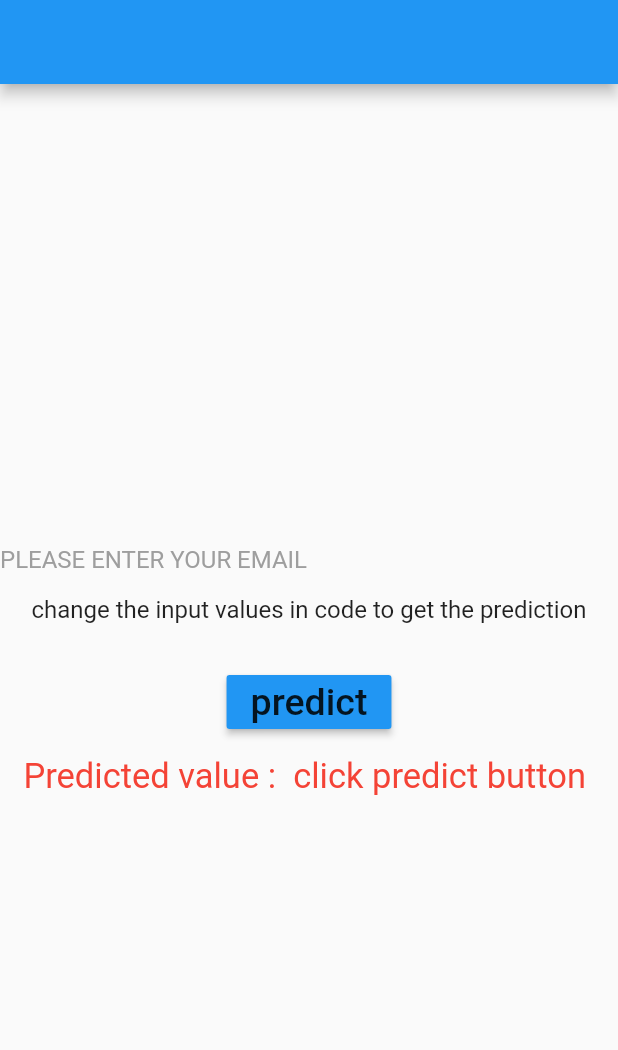
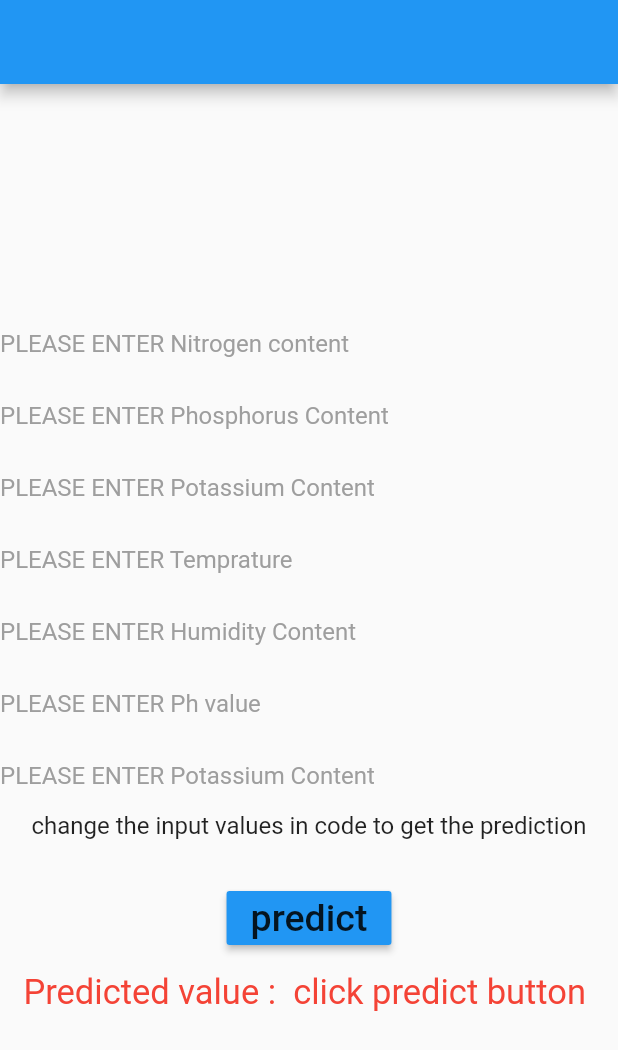
Before and after one commit to abhijitgawai/CropNFertilizer_Prediction_Farmers_Guide_Module_AndroidApp, a Flutter app: the screen it shows after launch, on a phone screen of 412 x 824 dp. Shown: the top 1050 px of the screen. Run offline on Flutter 3.47's test engine with Material 2 defaults, Android fonts, the phone set to English and light mode, and no system bars; missing offline and left inert: tflite_flutter.

Commit message:
Prediction Sucessfully Completed. Values accepted in Float. Values fetching from api remaining

```diff
--- a/Flutter_predictionApp/lib/predModel.dart
+++ b/Flutter_predictionApp/lib/predModel.dart
@@ -17,17 +17,40 @@ class _PredModelState extends State<PredModel> {
     predValue = "click predict button";
   }
   final N_Controller = TextEditingController();
+  final P_Controller = TextEditingController();
+  final K_Controller = TextEditingController();
+  final Temp_Controller = TextEditingController();              //del
+  final Humidity_Controller = TextEditingController();          //del
+  final Ph_Controller = TextEditingController();
+  final Rain_Controller = TextEditingController();              //del
 
   Future<void> predData(  ) async { //String strr
     final interpreter = await Interpreter.fromAsset('ml_model.tflite');
-    var input = [
-      [90.0,42.0,43.0,20.0,82.0,6.0,202.0]
-    ];
+    //var input = [ [90.0,42.0,43.0,20.0,82.0,6.0,202.0] ];
+    var N_ = double.parse(N_Controller.text);
+    var P_ = double.parse(P_Controller.text);
+    var K_ = double.parse(K_Controller.text);
+    var Temp_ = double.parse(Temp_Controller.text);
+    var Humidity_ = double.parse(Humidity_Controller.text);
+    var Ph_ = double.parse(Ph_Controller.text);
+    var Rain_ = double.parse(Rain_Controller.text);
 
+
+    //var input = [ [ N_Controller.text, P_Controller.text, K_Controller.text, Temp_Controller.text, Humidity_Controller.text, Ph_Controller.text, Rain_Controller.text       ]  ];
+    //var input =[[  onePointOne,onePointOne,onePointOne,onePointOne,onePointOne,onePointOne,onePointOne  ]];
     //print(strr);
+    var input = [[ N_, P_, K_, Temp_, Humidity_, Ph_, Rain_]];
 
     print('THis is controllers input');
     print(  N_Controller.text + ' N_Controller.text');
+    print(  P_Controller.text + ' P_Controller.text');
+    print(  K_Controller.text + ' K_Controller.text');
+    print(  Temp_Controller.text + ' Temp_Controller.text');
+    print(  Humidity_Controller.text + ' Humidity_Controller.text');
+    print(  Ph_Controller.text + ' Ph_Controller.text');
+    print(  Rain_Controller.text + ' Rain_Controller.text');
+
+
 
     var output = List.filled(22, 0).reshape([1, 22]);
     interpreter.run(input, output);
@@ -112,13 +135,73 @@ class _PredModelState extends State<PredModel> {
         child: Column(
           mainAxisAlignment: MainAxisAlignment.center,
           children: [
-            TextField(
+            TextField(                                               // N
               controller: N_Controller,
-
+              keyboardType: TextInputType.number,
               textAlign: TextAlign.left,
               decoration: InputDecoration(
                 border: InputBorder.none,
-                hintText: 'PLEASE ENTER YOUR EMAIL',
+                hintText: 'PLEASE ENTER Nitrogen content',
+                hintStyle: TextStyle(color: Colors.grey),
+              ),
+            ),
+            TextField(                                              // P
+              controller: P_Controller,
+              keyboardType: TextInputType.number,
+              textAlign: TextAlign.left,
+              decoration: InputDecoration(
+                border: InputBorder.none,
+                hintText: 'PLEASE ENTER Phosphorus Content',
+                hintStyle: TextStyle(color: Colors.grey),
+              ),
+            ),
+            TextField(                                           // K
+              controller: K_Controller,
+              keyboardType: TextInputType.number,
+              textAlign: TextAlign.left,
+              decoration: InputDecoration(
+                border: InputBorder.none,
+                hintText: 'PLEASE ENTER Potassium Content',
+                hintStyle: TextStyle(color: Colors.grey),
+              ),
+            ),
+            TextField(                                           // Temp
+              controller: Temp_Controller,
+              keyboardType: TextInputType.number,
+              textAlign: TextAlign.left,
+              decoration: InputDecoration(
+                border: InputBorder.none,
+                hintText: 'PLEASE ENTER Temprature',
+                hintStyle: TextStyle(color: Colors.grey),
+              ),
+            ),
+            TextField(                                            // Humidity
+              controller: Humidity_Controller,
+              keyboardType: TextInputType.number,
+              textAlign: TextAlign.left,
+              decoration: InputDecoration(
+                border: InputBorder.none,
+                hintText: 'PLEASE ENTER Humidity Content',
+                hintStyle: TextStyle(color: Colors.grey),
+              ),
+            ),
+            TextField(                                           // Ph
+              controller: Ph_Controller,
+              keyboardType: TextInputType.number,
+              textAlign: TextAlign.left,
+              decoration: InputDecoration(
+                border: InputBorder.none,
+                hintText: 'PLEASE ENTER Ph value',
+                hintStyle: TextStyle(color: Colors.grey),
+              ),
+            ),
+            TextField(                                               // Rain
+              controller: Rain_Controller,
+              keyboardType: TextInputType.number,
+              textAlign: TextAlign.left,
+              decoration: InputDecoration(
+                border: InputBorder.none,
+                hintText: 'PLEASE ENTER Potassium Content',
                 hintStyle: TextStyle(color: Colors.grey),
               ),
             ),
```
